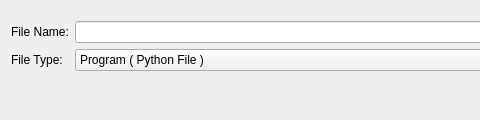
First picture: the form in NWTR_Robotics_GUI/newfiledialog.ui, repository mnowator/SCARA_Control, before the edit; both pictures show x 0 to 480 and y 0 to 120 of the 690 by 120 pixel window.
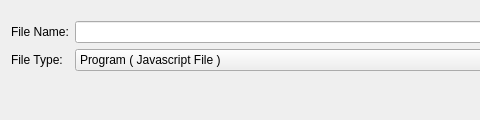
Second picture: the form after the edit.

What changed in the file:
```diff
--- a/NWTR_Robotics_GUI/newfiledialog.ui
+++ b/NWTR_Robotics_GUI/newfiledialog.ui
@@ -55,7 +55,7 @@
            </property>
            <item>
             <property name="text">
-             <string>Program ( Python File )</string>
+             <string>Program ( Javascript File )</string>
             </property>
            </item>
            <item>
```
